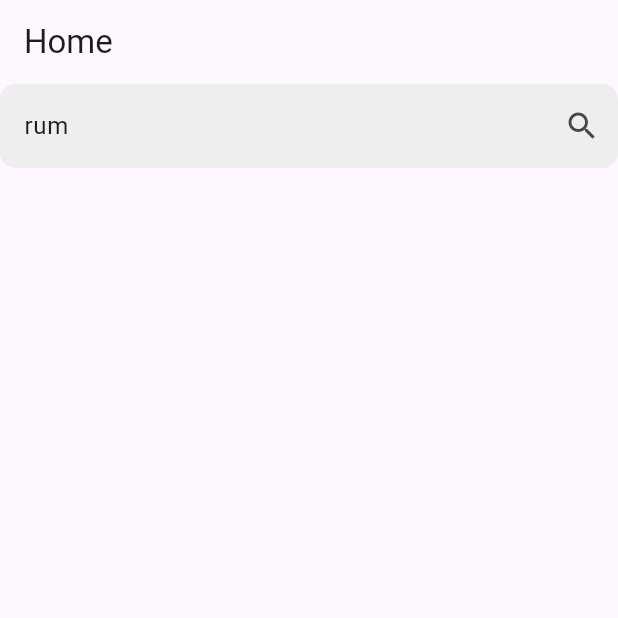
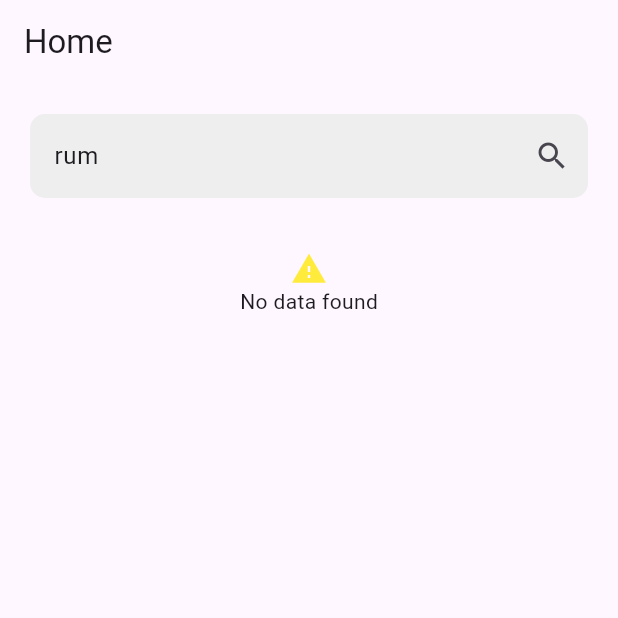
Before and after one commit to shobith10/drinks, a Flutter app: the screen it shows after launch, on a phone screen of 412 x 824 dp, the top half of it. Run offline on Flutter 3.47's test engine with Material 3 defaults, Android fonts, the phone set to English and light mode, and no system bars; our stand-ins replace dio, hive, hive_flutter; accounts and stored records are empty; network calls fail.

Commit message:
ui changes

```diff
--- a/lib/modules/dashboard/view/dashboard_view.dart
+++ b/lib/modules/dashboard/view/dashboard_view.dart
@@ -36,7 +36,6 @@ class _DashboardViewState extends State<DashboardView> {
     if (controller.drinksModel.drinks?.isEmpty ?? true) {
       controller.searchDrink();
     }
-
     super.initState();
   }
 
@@ -53,15 +52,20 @@ class _DashboardViewState extends State<DashboardView> {
             // physics: NeverScrollableScrollPhysics(),
             // physics: AlwaysScrollableScrollPhysics(),
             // padding: const EdgeInsets.symmetric(horizontal: 20),
+
             children: [
-              TextFormField(
+              Padding(
+                padding: const EdgeInsets.all(20),
+                child: TextFormField(
                   controller: controller.searchController,
                   onChanged: (v) {
-                  Future.delayed(Duration(milliseconds: 800)).then((v) async {
+                    Future.delayed(const Duration(milliseconds: 800))
+                        .then((v) async {
                       await controller.searchDrink();
                     });
                   },
                   decoration: InputDecoration(
+                      hintText: "Search",
                       border: OutlineInputBorder(
                           borderSide: BorderSide.none,
                           borderRadius: BorderRadius.circular(10)),
@@ -72,27 +76,109 @@ class _DashboardViewState extends State<DashboardView> {
                           borderRadius: BorderRadius.circular(10)),
                       suffixIcon: const Icon(Icons.search)),
                 ),
+              ),
               const SizedBox(
                 height: 15,
               ),
-              ReorderableListView(
+              controller.drinksModel.drinks?.isEmpty ?? true
+                  ? controller.searchController.text.isEmpty
+                      ? Column(
+                          mainAxisAlignment: MainAxisAlignment.center,
+                          children: [
+                            Icon(
+                              Icons.warning,
+                              color: Colors.yellow,
+                            ),
+                            Text("Search anything"),
+                          ],
+                        )
+                      : Column(
+                          mainAxisAlignment: MainAxisAlignment.center,
+                          children: [
+                            Icon(
+                              Icons.warning,
+                              color: Colors.yellow,
+                            ),
+                            Text("No data found"),
+                          ],
+                        )
+                  : ReorderableListView(
                       shrinkWrap: true,
-                  physics: AlwaysScrollableScrollPhysics(),
+                      physics: NeverScrollableScrollPhysics(),
                       children: controller.drinksModel.drinks
                               ?.map((e) => Container(
                                     key: Key(e.idDrink),
+                                    margin: EdgeInsets.symmetric(
+                                        vertical: 10, horizontal: 10),
                                     decoration: BoxDecoration(
                                       borderRadius: BorderRadius.circular(15),
                                     ),
-                                child: Row(
+                                    child: Column(
+                                      crossAxisAlignment:
+                                          CrossAxisAlignment.start,
                                       children: [
-                                    Container(
-                                      height: 100,
-                                      width: 100,
-                                      color: Colors.grey,
-                                      child: Image.network(
-                                          e.strDrinkThumb.toString()),
+                                        Text(
+                                          e.strDrink.toString(),
+                                          style: TextStyle(
+                                              fontSize: 20,
+                                              fontWeight: FontWeight.bold),
+                                        ),
+                                        Divider(),
+                                        Row(
+                                          children: [
+                                            Expanded(
+                                              flex: 25,
+                                              child: Container(
+                                                // height: 150,
+                                                // width: 150,
+                                                margin:
+                                                    const EdgeInsets.all(10),
+                                                decoration: BoxDecoration(
+                                                  borderRadius:
+                                                      BorderRadius.circular(15),
+                                                ),
+                                                child: Column(
+                                                  children: [
+                                                    Image.network(e
+                                                        .strDrinkThumb
+                                                        .toString()),
+                                                    Text(
+                                                      e.strAlcoholic.toString(),
+                                                    ),
+                                                  ],
+                                                ),
+                                              ),
+                                            ),
+                                            Expanded(
+                                              flex: 75,
+                                              child: SizedBox(
+                                                child: Column(
+                                                  crossAxisAlignment:
+                                                      CrossAxisAlignment.start,
+                                                  children: [
+                                                    Row(
+                                                      children: [
+                                                        Text("Category: "),
+                                                        Text(
+                                                          e.strCategory
+                                                              .toString(),
+                                                          style: TextStyle(
+                                                              fontSize: 17,
+                                                              fontWeight:
+                                                                  FontWeight
+                                                                      .bold),
+                                                        ),
+                                                      ],
+                                                    ),
+                                                    Text(e.strGlass.toString()),
+                                                    Text(e.strInstructions
+                                                        .toString()),
+                                                  ],
+                                                ),
+                                              ),
                                             )
+                                          ],
+                                        ),
                                       ],
                                     ),
                                   ))
@@ -107,7 +193,6 @@ class _DashboardViewState extends State<DashboardView> {
                         } else {
                           controller.drinksModel.drinks?.removeAt(oldIndex + 1);
                         }
-
                         controller
                             .saveDrinks(controller.drinksModel.drinks?.map((e) {
                                   return Drink(
--- a/pubspec.yaml
+++ b/pubspec.yaml
@@ -7,7 +7,7 @@ publish_to: 'none' # Remove this line if you wish to publish to pub.dev
 version: 1.0.0+1
 
 environment:
-  sdk: '>=3.4.4 <4.0.0'
+  sdk: '>=3.4.0 <4.0.0'
 
 dependencies:
   flutter:
```
Also changed, not shown: pubspec.lock, 2 other files. Lines whose indentation alone changed are shown as unchanged.
